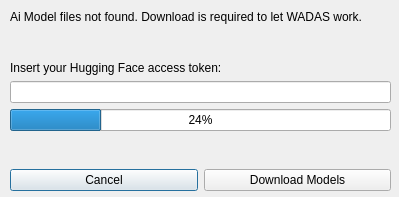
Above: wadas/ui/qt/ai_model_download.ui from stefanodellosa-personal/WADAS before the change. Below: the same form after it.
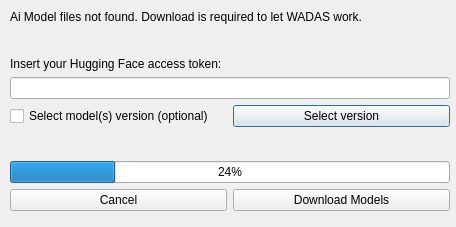
That is the form after the change.

Commit message:
Ai model versions selection introduced. (#147)
* Introduced detection and classification models version dropdown in ui

* Function to fetch available models from HF added

* Minor fixes to make MDV6 to run

* Updated download_model methods as per latest HF foldertree

* added check for existing local models to avoid re-download of them

* updated logic for select_model_version enablement

* Updated version

* implemented persistence and updated configuration tests

* Updated test for MDV5 detection model

* Updated video_pipeline tests

```diff
--- a/wadas/ui/qt/ai_model_download.ui
+++ b/wadas/ui/qt/ai_model_download.ui
@@ -6,8 +6,8 @@
    <rect>
     <x>0</x>
     <y>0</y>
-    <width>399</width>
-    <height>197</height>
+    <width>456</width>
+    <height>227</height>
    </rect>
   </property>
   <property name="windowTitle">
@@ -18,79 +18,93 @@
     <rect>
      <x>10</x>
      <y>10</y>
-     <width>381</width>
-     <height>181</height>
+     <width>440</width>
+     <height>201</height>
     </rect>
    </property>
    <layout class="QGridLayout" name="gridLayout">
-    <item row="4" column="0" colspan="2">
+    <item row="7" column="1">
+     <widget class="QCheckBox" name="checkBox_select_versions">
+      <property name="text">
+       <string>Select model(s) version (optional)</string>
+      </property>
+     </widget>
+    </item>
+    <item row="3" column="1">
+     <spacer name="verticalSpacer">
+      <property name="orientation">
+       <enum>Qt::Orientation::Vertical</enum>
+      </property>
+      <property name="sizeHint" stdset="0">
+       <size>
+        <width>20</width>
+        <height>40</height>
+       </size>
+      </property>
+     </spacer>
+    </item>
+    <item row="9" column="1" colspan="2">
      <widget class="QProgressBar" name="progressBar">
       <property name="value">
        <number>24</number>
       </property>
      </widget>
     </item>
-    <item row="5" column="0">
-     <spacer name="verticalSpacer">
-      <property name="orientation">
-       <enum>Qt::Orientation::Vertical</enum>
-      </property>
-      <property name="sizeHint" stdset="0">
-       <size>
-        <width>20</width>
-        <height>40</height>
-       </size>
-      </property>
-     </spacer>
-    </item>
-    <item row="2" column="0" colspan="2">
+    <item row="4" column="1" colspan="2">
      <widget class="QLabel" name="label">
       <property name="text">
        <string>Insert your Hugging Face access token:</string>
       </property>
      </widget>
     </item>
-    <item row="6" column="0">
-     <widget class="QPushButton" name="pushButton_cancel">
+    <item row="7" column="2">
+     <widget class="QPushButton" name="pushButton_select_model_version">
       <property name="text">
-       <string>Cancel</string>
+       <string>Select version</string>
       </property>
      </widget>
     </item>
-    <item row="6" column="1">
+    <item row="0" column="1" colspan="2">
+     <widget class="QLabel" name="label_welcome_message">
+      <property name="text">
+       <string>Ai Model files not found. Download is required to let WADAS work.</string>
+      </property>
+     </widget>
+    </item>
+    <item row="10" column="2">
      <widget class="QPushButton" name="pushButton_download">
       <property name="text">
        <string>Download Models</string>
       </property>
      </widget>
     </item>
-    <item row="1" column="0">
-     <spacer name="verticalSpacer_2">
-      <property name="orientation">
-       <enum>Qt::Orientation::Vertical</enum>
-      </property>
-      <property name="sizeHint" stdset="0">
-       <size>
-        <width>20</width>
-        <height>40</height>
-       </size>
-      </property>
-     </spacer>
-    </item>
-    <item row="0" column="0" colspan="2">
-     <widget class="QLabel" name="label_2">
+    <item row="10" column="1">
+     <widget class="QPushButton" name="pushButton_cancel">
       <property name="text">
-       <string>Ai Model files not found. Download is required to let WADAS work.</string>
+       <string>Cancel</string>
       </property>
      </widget>
     </item>
-    <item row="3" column="0" colspan="2">
+    <item row="5" column="1" colspan="2">
      <widget class="QLineEdit" name="lineEdit_token">
       <property name="echoMode">
        <enum>QLineEdit::EchoMode::Password</enum>
       </property>
      </widget>
     </item>
+    <item row="8" column="1">
+     <spacer name="verticalSpacer_2">
+      <property name="orientation">
+       <enum>Qt::Orientation::Vertical</enum>
+      </property>
+      <property name="sizeHint" stdset="0">
+       <size>
+        <width>20</width>
+        <height>40</height>
+       </size>
+      </property>
+     </spacer>
+    </item>
    </layout>
   </widget>
  </widget>
```
The commit also changes 18 other files.
